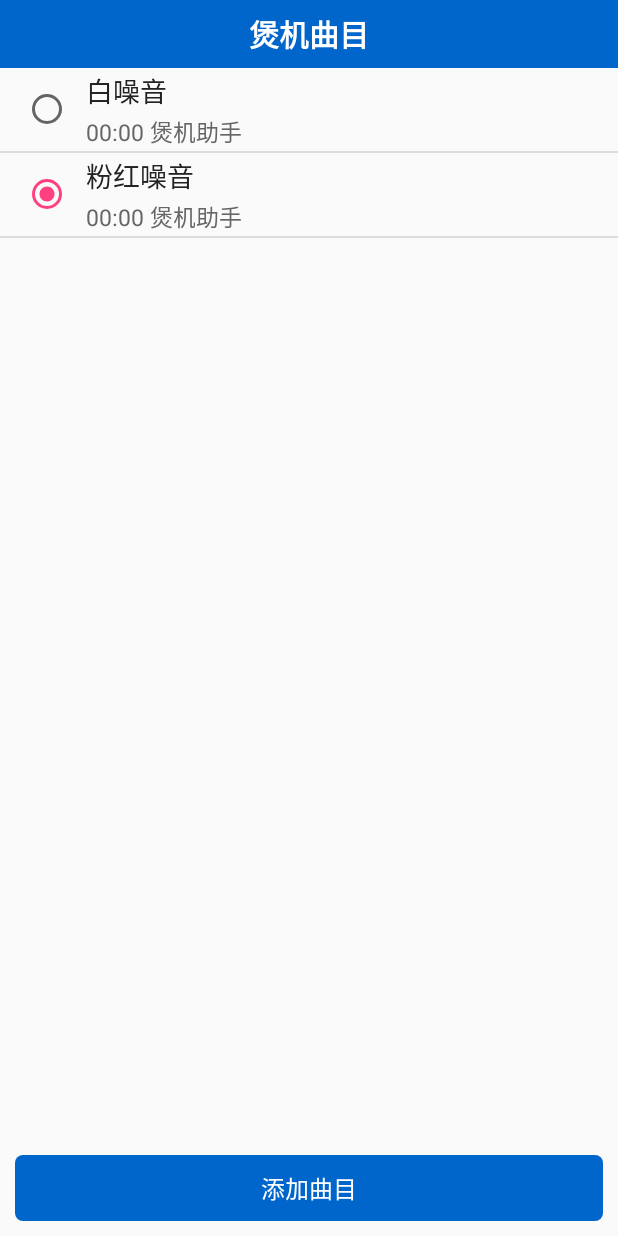
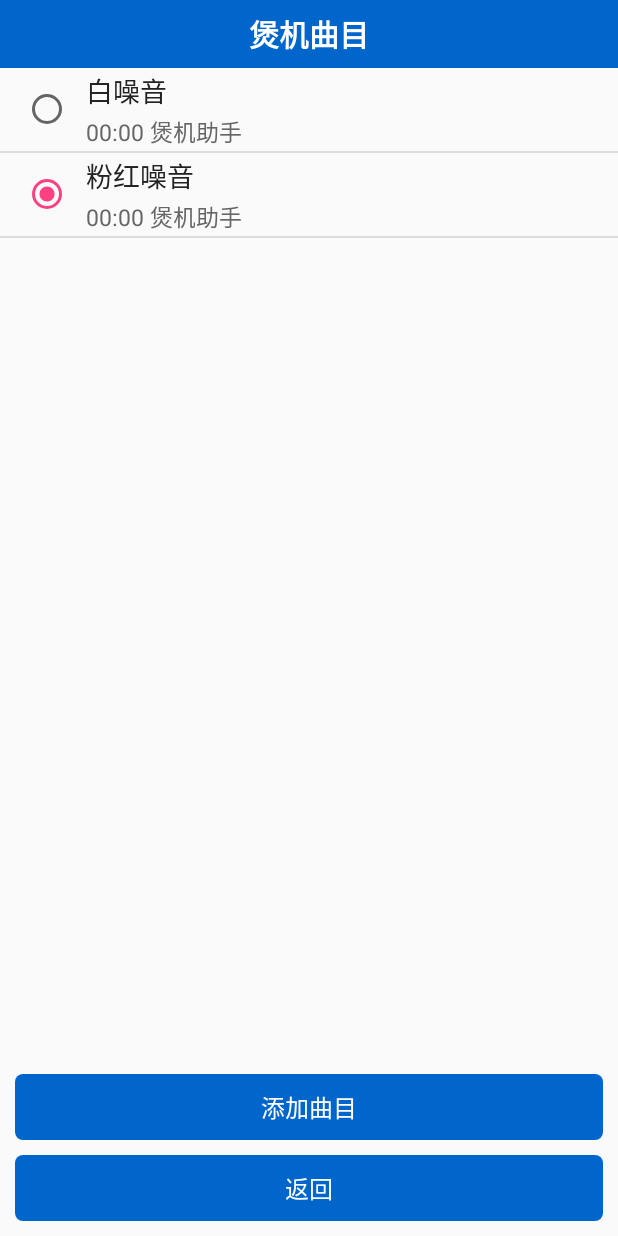
Before and after one commit to rabbitjason/BurninAssistant, an Android app: the MusicActivity screen opened directly, with no data from a screen before it, on a phone screen of 412 x 824 dp. Run offline under Robolectric (Android 15) with nearby library versions, the phone set to English and light mode, and no system bars.

Commit message:
add function

```diff
--- a/app/src/main/java/com/bugsbunny/burninassistant/MusicActivity.java
+++ b/app/src/main/java/com/bugsbunny/burninassistant/MusicActivity.java
@@ -41,7 +41,7 @@ public class MusicActivity extends BaseActivity implements View.OnClickListener
     private List<MusicBean> musicList;// = new ArrayList<MusicBean>();
     MusicAdapter musicAdapter;
     private ListView lvMusic;
-    private TextView tvAdd;
+    private TextView tvAdd, tvReturn;
 
     public static MusicBean stMusic;
     @Override
@@ -66,6 +66,9 @@ public class MusicActivity extends BaseActivity implements View.OnClickListener
     private void initView() {
         tvAdd = (TextView) findViewById(R.id.tvAdd);
         tvAdd.setOnClickListener(this);
+
+        tvReturn = (TextView) findViewById(R.id.tvReturn);
+        tvReturn.setOnClickListener(this);
     }
 
     private void initMusicList() {
@@ -91,6 +94,9 @@ public class MusicActivity extends BaseActivity implements View.OnClickListener
                 audioPickerIntent.setType("audio/*");
                 startActivityForResult(audioPickerIntent, ADD_MUSIC);
                 break;
+            case R.id.tvReturn:
+                finish();
+                break;
             default:
                 break;
         }
@@ -114,7 +120,6 @@ public class MusicActivity extends BaseActivity implements View.OnClickListener
                 getMP3MetaData(music);
                 musicList.add(music);
                 musicAdapter.notifyDataSetChanged();
-
             }
         }
         super.onActivityResult(requestCode, resultCode, data);
--- a/app/src/main/res/layout/activity_music.xml
+++ b/app/src/main/res/layout/activity_music.xml
@@ -32,10 +32,23 @@
         android:layout_width="match_parent"
         android:layout_height="wrap_content"
         android:gravity="center"
+        android:layout_margin="10dp"
+        android:text="添加曲目"
+        android:textSize="16sp"
+        android:layout_centerHorizontal="true"
+        android:layout_above="@+id/tvReturn"
+        android:textColor="@color/white"
+        android:background="@drawable/round_button_shape"/>
+
+    <TextView
+        android:id="@+id/tvReturn"
+        android:layout_width="match_parent"
+        android:layout_height="wrap_content"
+        android:gravity="center"
         android:layout_marginRight="10dp"
         android:layout_marginLeft="10dp"
         android:layout_marginBottom="10dp"
-        android:text="添加曲目"
+        android:text="返回"
         android:textSize="16sp"
         android:layout_centerHorizontal="true"
         android:layout_alignParentBottom="true"
```
Also changed, not shown: app/src/main/java/com/bugsbunny/burninassistant/MainActivity.java (+1 -6 lines), app/src/main/java/com/bugsbunny/burninassistant/manager/PreferenceManager.java (+6 -5 lines), app/src/main/java/com/bugsbunny/burninassistant/presenter/PlanPresenter.java (+9 -5 lines).
